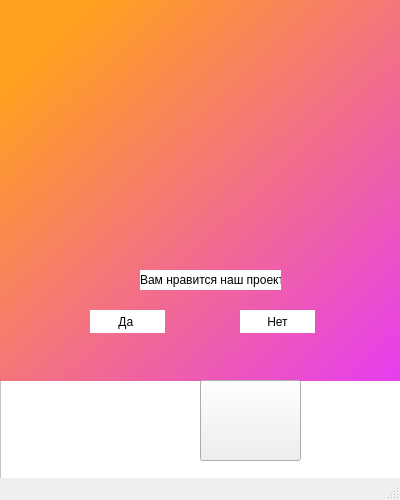
Old version of the form maindesugn.ui in the repository TimofeySar/project_1505.
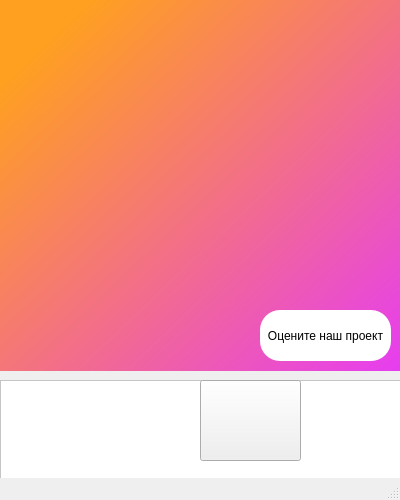
New version of the form. Icons and pictures are not drawn.

Commit message: settings_убегающая_кнопка

Diff of the .ui file:
```diff
--- a/maindesugn.ui
+++ b/maindesugn.ui
@@ -33,7 +33,7 @@
     <property name="geometry">
      <rect>
       <x>0</x>
-      <y>0</y>
+      <y>-10</y>
       <width>401</width>
       <height>381</height>
      </rect>
@@ -366,10 +366,10 @@
      <widget class="QPushButton" name="pushButton_yes">
       <property name="geometry">
        <rect>
-        <x>90</x>
-        <y>310</y>
-        <width>75</width>
-        <height>23</height>
+        <x>260</x>
+        <y>320</y>
+        <width>131</width>
+        <height>51</height>
        </rect>
       </property>
       <property name="styleSheet">
@@ -377,41 +377,7 @@
 border-radius: 20px;  </string>
       </property>
       <property name="text">
-       <string>Да </string>
-      </property>
-     </widget>
-     <widget class="QPushButton" name="pushButton_no">
-      <property name="geometry">
-       <rect>
-        <x>240</x>
-        <y>310</y>
-        <width>75</width>
-        <height>23</height>
-       </rect>
-      </property>
-      <property name="styleSheet">
-       <string notr="true">background-color: rgb(255, 255, 255);
-border-radius: 20px;  </string>
-      </property>
-      <property name="text">
-       <string>Нет</string>
-      </property>
-     </widget>
-     <widget class="QLabel" name="label">
-      <property name="geometry">
-       <rect>
-        <x>140</x>
-        <y>270</y>
-        <width>141</width>
-        <height>20</height>
-       </rect>
-      </property>
-      <property name="styleSheet">
-       <string notr="true">background-color: rgb(255, 255, 255);
-border-radius: 20px;  </string>
-      </property>
-      <property name="text">
-       <string>Вам нравится наш проект</string>
+       <string>Оцените наш проект</string>
       </property>
      </widget>
     </widget>
```
Left out of the diff: 2 changed lines with no effect on the pictures. The commit also changes 1 other file.
